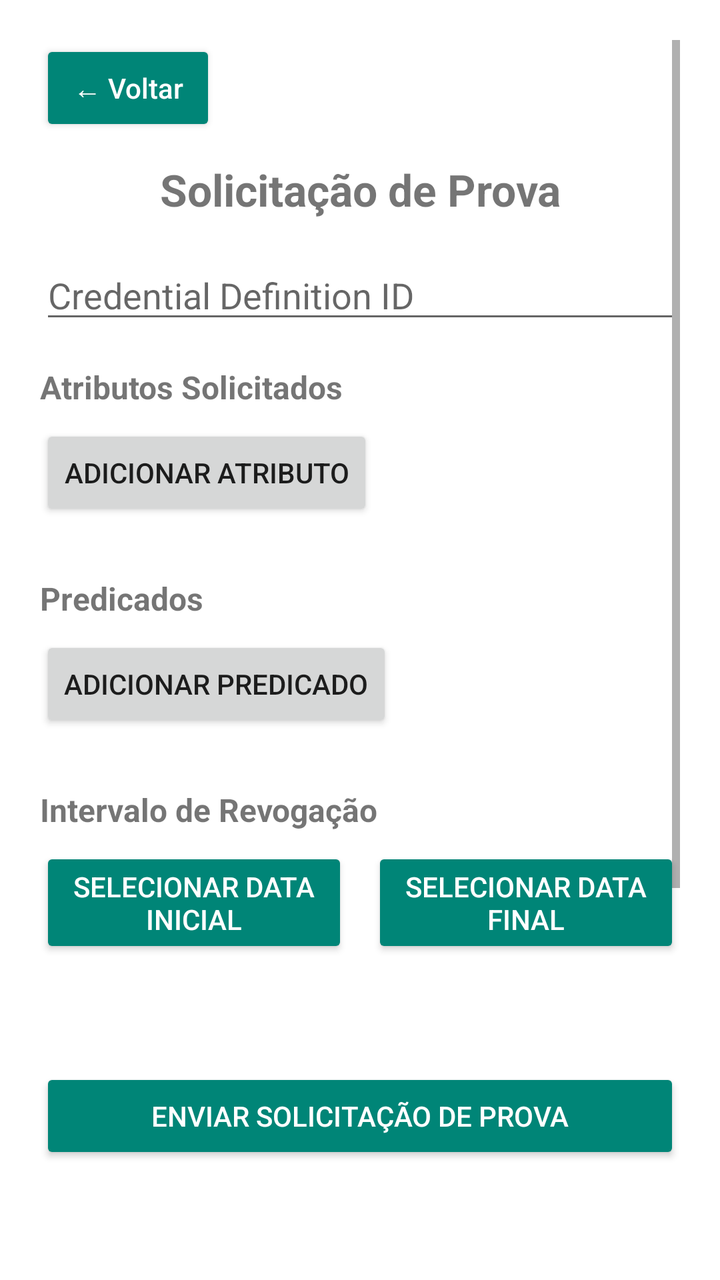
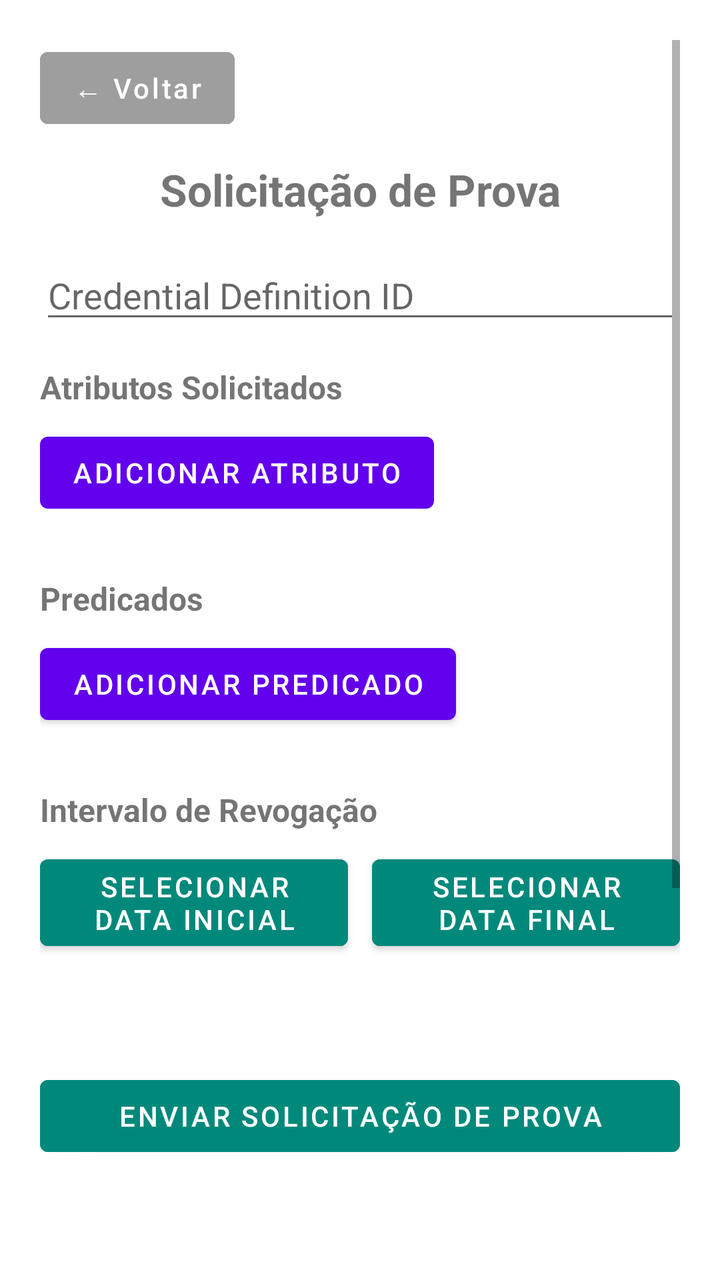

Compare the two renders of this Android layout. The source of the first and the diff that turns it into the second are given below.
<!-- AndroidManifest.xml: activity theme AppTheme.NoActionBar -->
<!-- res/layout/activity_request_proof.xml -->
<?xml version="1.0" encoding="utf-8"?>
<ScrollView xmlns:android="http://schemas.android.com/apk/res/android"
    android:layout_width="match_parent"
    android:layout_height="match_parent"
    android:padding="20dp"
    android:background="@android:color/background_light">

    <LinearLayout
        android:layout_width="match_parent"
        android:layout_height="wrap_content"
        android:orientation="vertical">

    <Button
        android:id="@+id/backButton"
        android:layout_width="wrap_content"
        android:layout_height="wrap_content"
        android:text="← Voltar"
        android:textAllCaps="false"
        android:textColor="@android:color/white"
        android:backgroundTint="@color/colorPrimary"
        android:layout_marginBottom="12dp" />

        <TextView
            android:text="Solicitação de Prova"
            android:textSize="22sp"
            android:textStyle="bold"
            android:gravity="center"
            android:layout_width="match_parent"
            android:layout_height="wrap_content"
            android:layout_marginBottom="16dp" />

        <EditText
            android:id="@+id/credentialDefInput"
            android:hint="Credential Definition ID"
            android:layout_width="match_parent"
            android:layout_height="wrap_content"
            android:inputType="textUri"
            android:autofillHints="credentialDefinitionId" />

        <TextView
            android:text="Atributos Solicitados"
            android:textStyle="bold"
            android:layout_marginTop="16dp"
            android:textSize="16sp"
            android:layout_width="match_parent"
            android:layout_height="wrap_content" />

        <Button
            android:id="@+id/addAttributeButton"
            android:text="Adicionar Atributo"
            android:layout_marginTop="8dp"
            android:layout_width="wrap_content"
            android:layout_height="wrap_content" />

        <LinearLayout
            android:id="@+id/attributesContainer"
            android:orientation="vertical"
            android:layout_marginTop="8dp"
            android:layout_width="match_parent"
            android:layout_height="wrap_content" />

        <TextView
            android:text="Predicados"
            android:textStyle="bold"
            android:textSize="16sp"
            android:layout_marginTop="20dp"
            android:layout_width="match_parent"
            android:layout_height="wrap_content" />

        <Button
            android:id="@+id/addPredicateButton"
            android:text="Adicionar Predicado"
            android:layout_marginTop="8dp"
            android:layout_width="wrap_content"
            android:layout_height="wrap_content" />

        <LinearLayout
            android:id="@+id/predicatesContainer"
            android:orientation="vertical"
            android:layout_marginTop="8dp"
            android:layout_width="match_parent"
            android:layout_height="wrap_content" />

        <TextView
            android:text="Intervalo de Revogação"
            android:textStyle="bold"
            android:textSize="16sp"
            android:layout_marginTop="20dp"
            android:layout_width="match_parent"
            android:layout_height="wrap_content" />

        <LinearLayout
            android:orientation="horizontal"
            android:layout_width="match_parent"
            android:layout_height="wrap_content"
            android:gravity="center"
            android:layout_marginTop="8dp">

            <Button
                android:id="@+id/fromDateButton"
                android:text="Selecionar data inicial"
                android:layout_width="0dp"
                android:layout_height="wrap_content"
                android:layout_weight="1"
                android:backgroundTint="@color/colorPrimary"
                android:textColor="@android:color/white" />

            <Space
                android:layout_width="12dp"
                android:layout_height="match_parent" />

            <Button
                android:id="@+id/toDateButton"
                android:text="Selecionar data final"
                android:layout_width="0dp"
                android:layout_height="wrap_content"
                android:layout_weight="1"
                android:backgroundTint="@color/colorPrimary"
                android:textColor="@android:color/white" />
        </LinearLayout>

        <ProgressBar
            android:id="@+id/progressBar"
            android:layout_width="wrap_content"
            android:layout_height="wrap_content"
            android:layout_gravity="center"
            android:layout_marginTop="16dp"
            android:visibility="gone" />

        <TextView
            android:id="@+id/statusText"
            android:layout_width="match_parent"
            android:layout_height="wrap_content"
            android:textAlignment="center"
            android:layout_marginTop="12dp"
            android:textColor="@android:color/black"
            android:textSize="14sp" />

        <Button
            android:id="@+id/requestProofButton"
            android:layout_width="match_parent"
            android:layout_height="wrap_content"
            android:text="Enviar Solicitação de Prova"
            android:backgroundTint="@color/colorPrimary"
            android:textColor="@android:color/white"
            android:layout_marginTop="24dp" />

        <ImageView
            android:id="@+id/qrImageView"
            android:layout_width="300dp"
            android:layout_height="300dp"
            android:layout_gravity="center"
            android:visibility="visible"
            android:layout_marginTop="24dp"/>
    </LinearLayout>
</ScrollView>
<!-- resources referenced by this layout -->
<resources>
  <color name="colorPrimary">#008577</color>
  <style name="AppTheme.NoActionBar">
          <item name="windowActionBar">false</item>
          <item name="windowNoTitle">true</item>
      </style>
</resources>

<!-- the commit's change to res/layout/activity_request_proof.xml (unified diff, before → after) -->
@@ -17,7 +17,7 @@
         android:text="← Voltar"
         android:textAllCaps="false"
         android:textColor="@android:color/white"
-        android:backgroundTint="@color/colorPrimary"
+        android:backgroundTint="@color/gray_500"
         android:layout_marginBottom="12dp" />
 
         <TextView
@@ -102,7 +102,7 @@
                 android:layout_width="0dp"
                 android:layout_height="wrap_content"
                 android:layout_weight="1"
-                android:backgroundTint="@color/colorPrimary"
+                android:backgroundTint="@color/teal_600"
                 android:textColor="@android:color/white" />
 
             <Space
@@ -115,7 +115,7 @@
                 android:layout_width="0dp"
                 android:layout_height="wrap_content"
                 android:layout_weight="1"
-                android:backgroundTint="@color/colorPrimary"
+                android:backgroundTint="@color/teal_600"
                 android:textColor="@android:color/white" />
         </LinearLayout>
 
@@ -141,7 +141,7 @@
             android:layout_width="match_parent"
             android:layout_height="wrap_content"
             android:text="Enviar Solicitação de Prova"
-            android:backgroundTint="@color/colorPrimary"
+            android:backgroundTint="@color/teal_600"
             android:textColor="@android:color/white"
             android:layout_marginTop="24dp" />
 
<!-- resource entries referenced after the edit -->
@@ -1,9 +1,7 @@
 <!-- resources referenced by this layout -->
 <resources>
-  <color name="colorPrimary">#008577</color>
-  <style name="AppTheme.NoActionBar">
-          <item name="windowActionBar">false</item>
-          <item name="windowNoTitle">true</item>
-      </style>
+  <color name="gray_500">#9E9E9E</color>
+  <color name="teal_600">#00897B</color>
+  <style name="AppTheme.NoActionBar" parent="Theme.MaterialComponents.DayNight.NoActionBar" />
 </resources>
 
